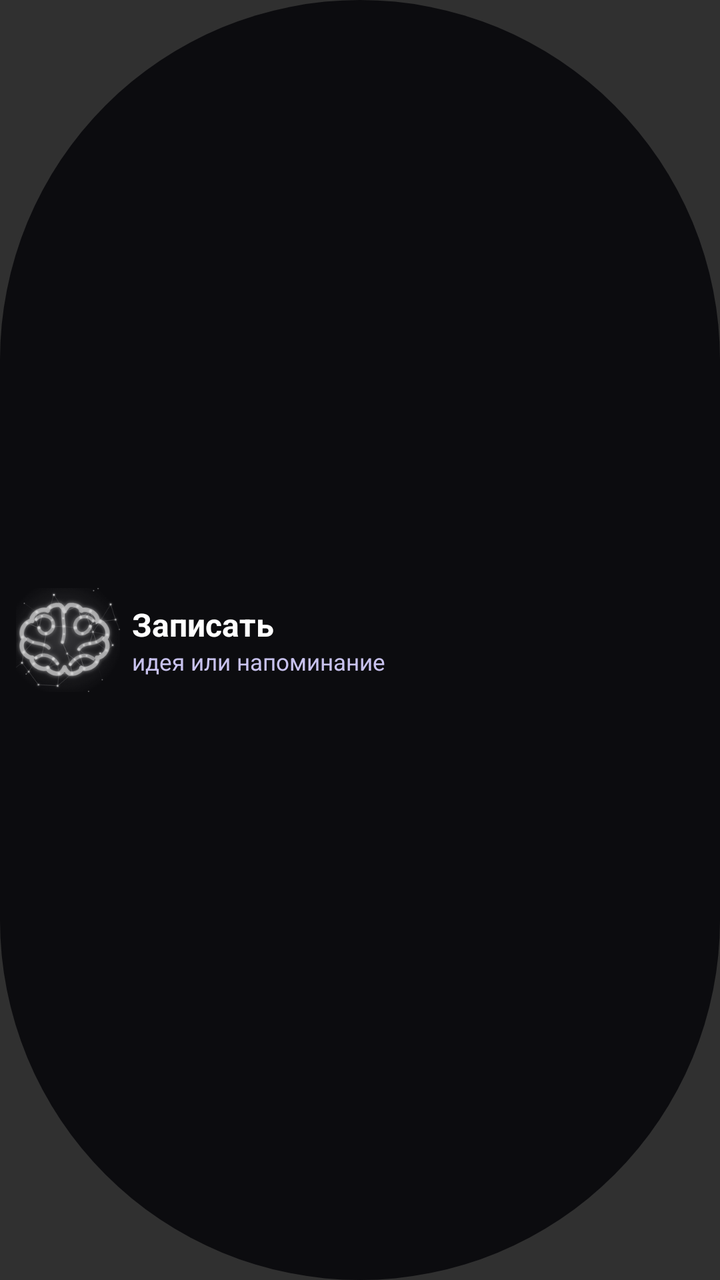
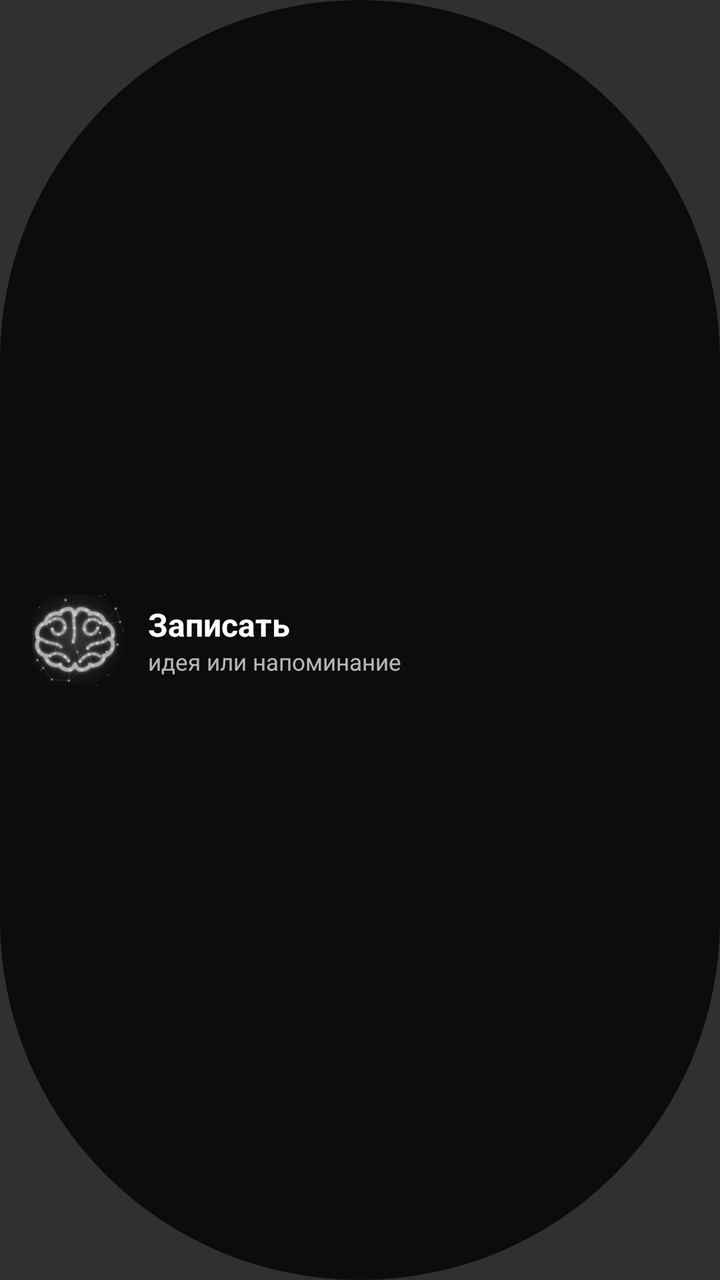

An Android layout rendered at two revisions. The XML below is the earlier revision; the diff shows what the commit changed to produce the second picture.
<!-- AndroidManifest.xml: application theme android:Theme.Material.NoActionBar -->
<!-- res/layout/widget_capture.xml -->
<?xml version="1.0" encoding="utf-8"?>
<LinearLayout xmlns:android="http://schemas.android.com/apk/res/android"
    android:id="@+id/w_root"
    android:layout_width="match_parent"
    android:layout_height="match_parent"
    android:orientation="horizontal"
    android:gravity="center_vertical"
    android:background="@drawable/w_bg"
    android:paddingLeft="8dp"
    android:paddingRight="18dp">
    <ImageView
        android:layout_width="52dp"
        android:layout_height="52dp"
        android:scaleType="fitCenter"
        android:src="@drawable/w_brain"
        android:contentDescription="Dewiar слушает"/>
    <LinearLayout
        android:layout_width="wrap_content"
        android:layout_height="wrap_content"
        android:layout_marginLeft="6dp"
        android:orientation="vertical">
        <TextView
            android:layout_width="wrap_content"
            android:layout_height="wrap_content"
            android:text="Записать"
            android:textColor="#FFFFFF"
            android:textSize="16sp"
            android:textStyle="bold"
            android:maxLines="1"/>
        <TextView
            android:layout_width="wrap_content"
            android:layout_height="wrap_content"
            android:text="идея или напоминание"
            android:textColor="#C8C2EE"
            android:textSize="11.5sp"
            android:maxLines="1"/>
    </LinearLayout>
</LinearLayout>
<!-- resources referenced by this layout -->
<resources>
  <!-- drawable w_bg (drawable) -->
  <?xml version="1.0" encoding="utf-8"?>
  <shape xmlns:android="http://schemas.android.com/apk/res/android" android:shape="rectangle">
      <corners android:radius="999dp"/>
      <solid android:color="#EE0A0A0D"/>
  </shape>
  <!-- drawable w_brain: png bitmap (drawable-nodpi, 26330 bytes) -->
</resources>

<!-- the commit's change to res/layout/widget_capture.xml (unified diff, before → after) -->
@@ -6,18 +6,19 @@
     android:orientation="horizontal"
     android:gravity="center_vertical"
     android:background="@drawable/w_bg"
-    android:paddingLeft="8dp"
+    android:paddingLeft="16dp"
     android:paddingRight="18dp">
     <ImageView
-        android:layout_width="52dp"
-        android:layout_height="52dp"
+        android:layout_width="46dp"
+        android:layout_height="46dp"
         android:scaleType="fitCenter"
         android:src="@drawable/w_brain"
         android:contentDescription="Dewiar слушает"/>
     <LinearLayout
-        android:layout_width="wrap_content"
+        android:layout_width="0dp"
+        android:layout_weight="1"
         android:layout_height="wrap_content"
-        android:layout_marginLeft="6dp"
+        android:layout_marginLeft="12dp"
         android:orientation="vertical">
         <TextView
             android:layout_width="wrap_content"
@@ -28,10 +29,13 @@
             android:textStyle="bold"
             android:maxLines="1"/>
         <TextView
+            android:id="@+id/w_sub"
             android:layout_width="wrap_content"
             android:layout_height="wrap_content"
             android:text="идея или напоминание"
-            android:textColor="#C8C2EE"
+            android:ellipsize="end"
+            android:singleLine="true"
+            android:textColor="#B3FFFFFF"
             android:textSize="11.5sp"
             android:maxLines="1"/>
     </LinearLayout>
